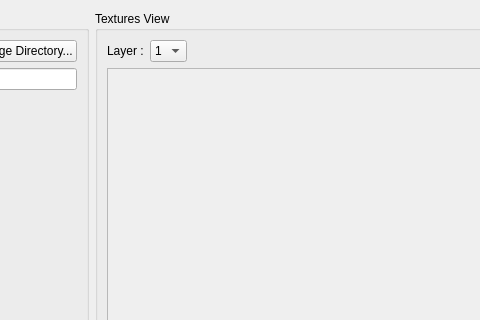
Before: the Qt Designer form ExportAsTexturesDialog.ui in fborse/map-painter-95, drawn with Qt 5; both pictures show x 231 to 711 and y 0 to 320 of the 800 by 600 pixel window.
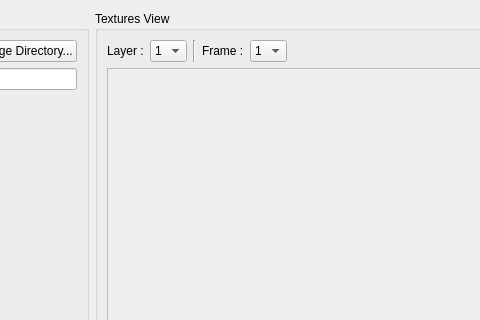
After: the same form once the commit is applied.

Commit message: Updated ExportAsTexturesDialog to account for frames

Patch:
```diff
--- a/ExportAsTexturesDialog.ui
+++ b/ExportAsTexturesDialog.ui
@@ -98,6 +98,29 @@
             </item>
            </widget>
           </item>
+          <item>
+           <widget class="Line" name="line">
+            <property name="orientation">
+             <enum>Qt::Orientation::Vertical</enum>
+            </property>
+           </widget>
+          </item>
+          <item>
+           <widget class="QLabel" name="currentFrameLabel">
+            <property name="text">
+             <string>Frame :</string>
+            </property>
+           </widget>
+          </item>
+          <item>
+           <widget class="QComboBox" name="currentFrameComboBox">
+            <item>
+             <property name="text">
+              <string>1</string>
+             </property>
+            </item>
+           </widget>
+          </item>
           <item>
            <spacer name="horizontalSpacer">
             <property name="orientation">
```
Left out of the diff: 21 changed lines with no effect on the pictures. The commit also changes 2 other files.
